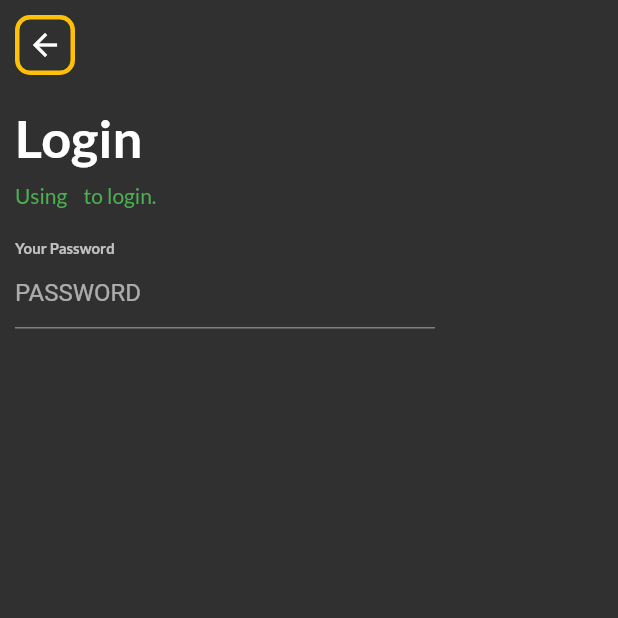
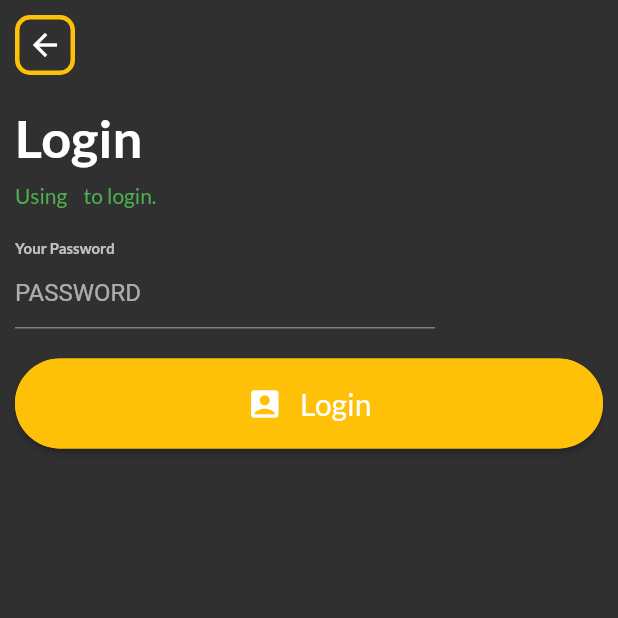
Before and after one commit to allenlogithub/social-app, a Flutter app: the Login screen opened directly with empty values, on a phone screen of 412 x 824 dp, the top half of it. Run offline on Flutter 3.47's test engine with Material 2 defaults, Android fonts, the phone set to English and light mode, and no system bars; our stand-ins replace dio, get, google_fonts.

Commit message:
[add] edit login screen, able to call login API

```diff
--- /dev/null
+++ b/lib/network/auth/login.dart
@@ -0,0 +1,45 @@
+import 'package:dio/dio.dart';
+
+import 'package:social_app/config/config.dart';
+import 'package:social_app/network/auth/signup.dart';
+
+class LoginResponse {
+  String err;
+  dynamic message;
+
+  LoginResponse({
+    required this.err,
+    required this.message,
+  });
+
+  factory LoginResponse.fromJson(Map<String, dynamic> json) =>
+      new LoginResponse(
+        err: json["err"] == null ? "" : json["err"],
+        message: json["message"] == null ? null : json["message"],
+      );
+}
+
+Future<LoginResponse> LoginRequest(String account, String password) async {
+  Response response;
+  var options = BaseOptions(
+    baseUrl: server_domain['user'],
+    connectTimeout: 500,
+    receiveTimeout: 300,
+  );
+  var dio = Dio(options);
+  try {
+    response = await dio.post('/v1/user/login', data: {
+      "account": account,
+      "password": password,
+    });
+    final jsonData = response.data;
+    LoginResponse loginResponse =
+        LoginResponse.fromJson(Map<String, dynamic>.from(jsonData));
+    return loginResponse;
+  } catch (e) {
+    if (e is DioError) {
+      return LoginResponse(err: "RegisterError", message: e.toString());
+    }
+    return LoginResponse(err: "UnknownRegisterError", message: e.toString());
+  }
+}
--- a/lib/ui/auth/login.dart
+++ b/lib/ui/auth/login.dart
@@ -2,6 +2,7 @@ import 'package:flutter/material.dart';
 import 'package:google_fonts/google_fonts.dart';
 
 import 'package:social_app/widgets/navigation/back.dart';
+import 'package:social_app/network/auth/login.dart';
 
 class Login extends StatefulWidget {
   final String account;
@@ -64,6 +65,38 @@ class _LoginState extends State<Login> {
                         autocorrect: true,
                         decoration: const InputDecoration(hintText: 'PASSWORD'),
                       )),
+                  const SizedBox(height: 20),
+                  SizedBox(
+                    height: 60,
+                    child: ElevatedButton(
+                      onPressed: () {
+                        Future<LoginResponse> result = LoginRequest(
+                            widget.account, _passwordController.text);
+                        result.then((value) {
+                          print("value.message: " + value.message.toString());
+                        });
+                      },
+                      style: ButtonStyle(
+                          backgroundColor:
+                              MaterialStateProperty.all<Color>(Colors.amber),
+                          shape:
+                              MaterialStateProperty.all<RoundedRectangleBorder>(
+                                  RoundedRectangleBorder(
+                                      borderRadius: BorderRadius.circular(50.0),
+                                      side: const BorderSide(
+                                          color: Colors.amber)))),
+                      child: Row(
+                        mainAxisAlignment: MainAxisAlignment.center,
+                        children: [
+                          const Icon(Icons.account_box_rounded,
+                              color: Colors.white),
+                          Text('   Login',
+                              style: GoogleFonts.lato(
+                                  fontSize: 20, color: Colors.white)),
+                        ],
+                      ),
+                    ),
+                  ),
                 ],
               ),
             ),
```
